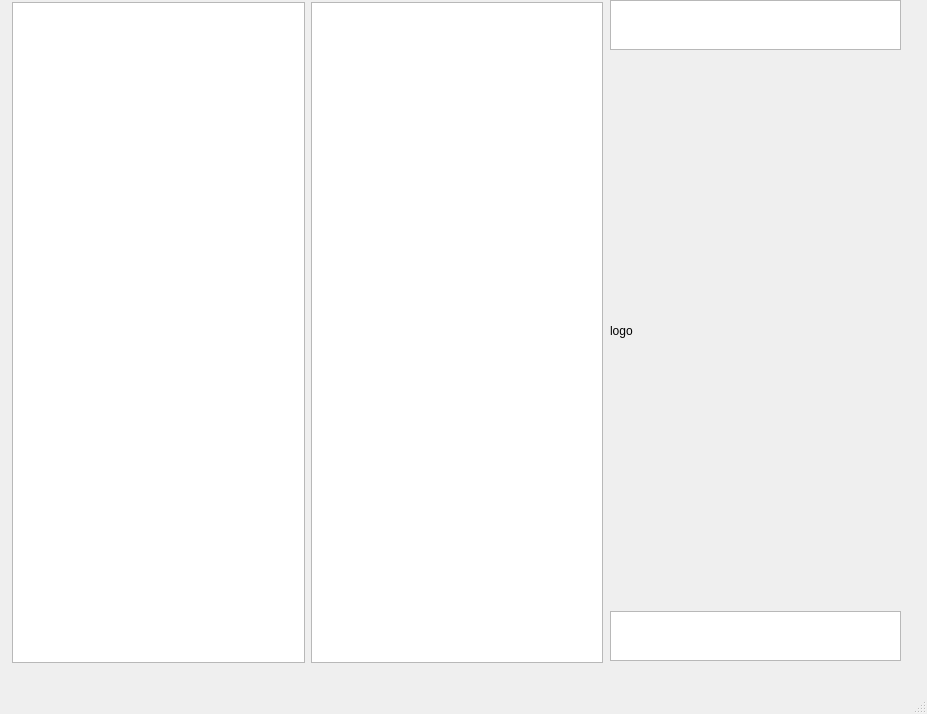
The window that GUI/mainwindow.ui (BartBas/DABeindopdracht) describes before a commit, drawn with Qt 5.
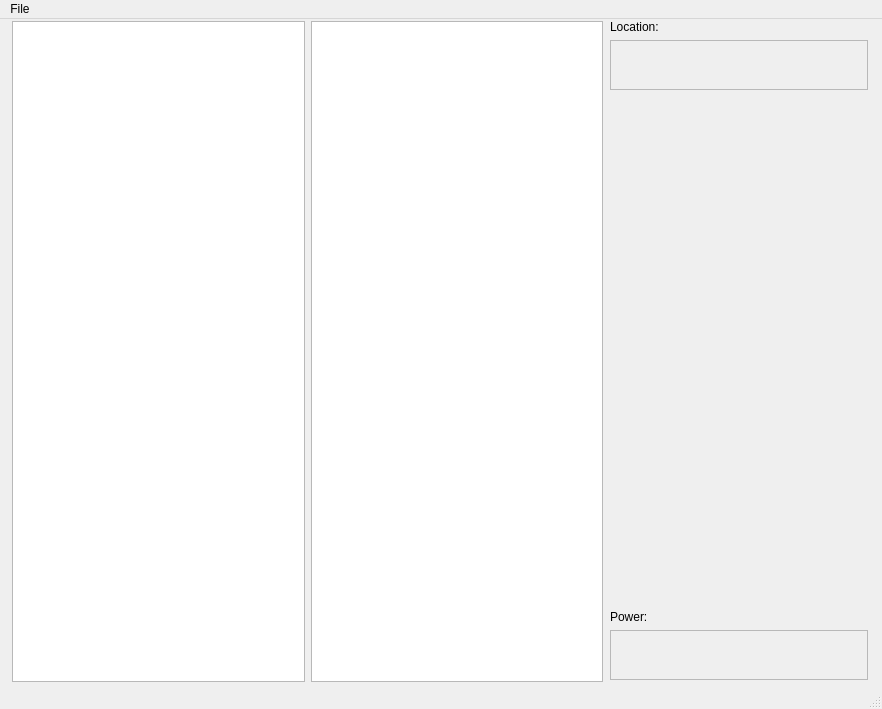
The same window after the commit.

What changed in the file:
```diff
--- a/GUI/mainwindow.ui
+++ b/GUI/mainwindow.ui
@@ -6,15 +6,15 @@
    <rect>
     <x>0</x>
     <y>0</y>
-    <width>927</width>
-    <height>714</height>
+    <width>882</width>
+    <height>709</height>
    </rect>
   </property>
   <property name="windowTitle">
    <string>MainWindow</string>
   </property>
   <widget class="QWidget" name="centralwidget">
-   <widget class="QWidget" name="">
+   <widget class="QWidget" name="layoutWidget">
     <property name="geometry">
      <rect>
       <x>12</x>
@@ -32,18 +32,34 @@
      </item>
     </layout>
    </widget>
-   <widget class="QWidget" name="">
+   <widget class="QWidget" name="layoutWidget">
     <property name="geometry">
      <rect>
       <x>610</x>
       <y>0</y>
-      <width>291</width>
+      <width>258</width>
       <height>661</height>
      </rect>
     </property>
     <layout class="QVBoxLayout" name="verticalLayout">
+     <item>
+      <widget class="QLabel" name="label">
+       <property name="maximumSize">
+        <size>
+         <width>16777215</width>
+         <height>15</height>
+        </size>
+       </property>
+       <property name="text">
+        <string>Location:</string>
+       </property>
+      </widget>
+     </item>
      <item>
       <widget class="QListWidget" name="merkInfo">
+       <property name="enabled">
+        <bool>false</bool>
+       </property>
        <property name="maximumSize">
         <size>
          <width>16777215</width>
@@ -67,12 +83,28 @@
         </size>
        </property>
        <property name="text">
-        <string>logo</string>
+        <string/>
+       </property>
+      </widget>
+     </item>
+     <item>
+      <widget class="QLabel" name="label_2">
+       <property name="maximumSize">
+        <size>
+         <width>16777215</width>
+         <height>15</height>
+        </size>
+       </property>
+       <property name="text">
+        <string>Power:</string>
        </property>
       </widget>
      </item>
      <item>
       <widget class="QListWidget" name="modelDetails">
+       <property name="enabled">
+        <bool>false</bool>
+       </property>
        <property name="maximumSize">
         <size>
          <width>16777215</width>
@@ -89,10 +121,17 @@
     <rect>
      <x>0</x>
      <y>0</y>
-     <width>927</width>
+     <width>882</width>
      <height>21</height>
     </rect>
    </property>
+   <widget class="QMenu" name="menuFile">
+    <property name="title">
+     <string>File</string>
+    </property>
+    <addaction name="actionclose"/>
+   </widget>
+   <addaction name="menuFile"/>
   </widget>
   <widget class="QStatusBar" name="statusbar"/>
  </widget>
```
Left out of the diff: 8 changed lines with no effect on the pictures.
